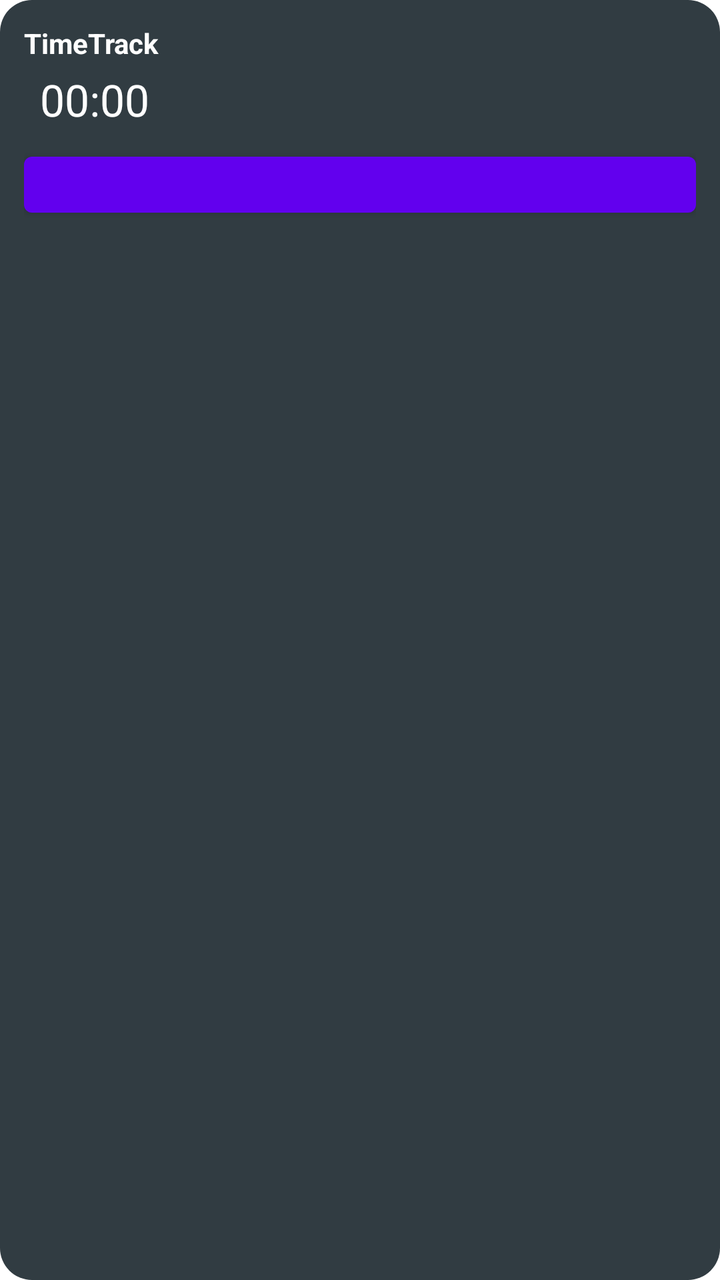
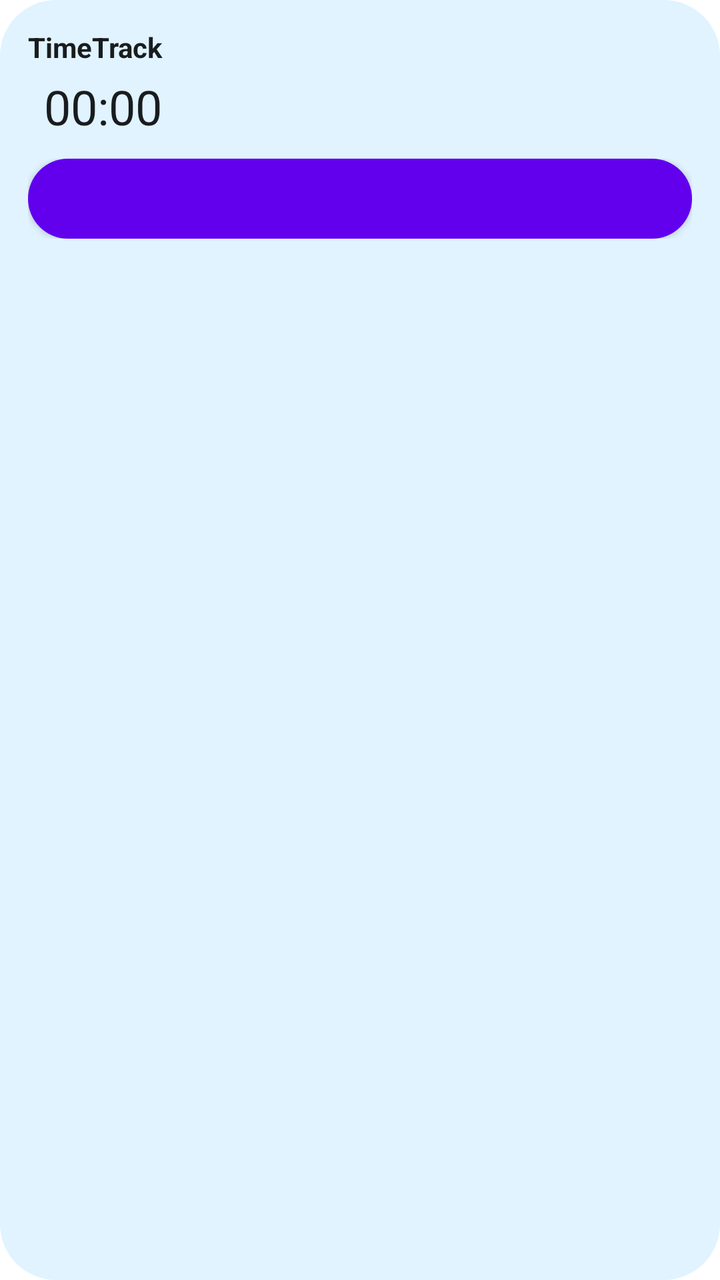

An Android layout rendered at two revisions. The XML below is the earlier revision; the diff shows what the commit changed to produce the second picture.
<!-- AndroidManifest.xml: fallback theme Theme.MaterialComponents.DayNight.NoActionBar -->
<!-- res/layout/quick_widget.xml -->
<?xml version="1.0" encoding="utf-8"?>
<LinearLayout xmlns:android="http://schemas.android.com/apk/res/android"
    android:id="@+id/root"
    android:layout_width="match_parent"
    android:layout_height="match_parent"
    android:background="@drawable/quick_widget_background"
    android:orientation="vertical"
    android:padding="12dp">

    <TextView
        android:id="@+id/status"
        android:layout_width="match_parent"
        android:layout_height="wrap_content"
        android:maxLines="1"
        android:ellipsize="end"
        android:text="@string/app_name"
        android:textColor="#FFFFFFFF"
        android:textSize="14sp"
        android:textStyle="bold" />

    <TextView
        android:id="@+id/project"
        android:layout_width="match_parent"
        android:layout_height="wrap_content"
        android:maxLines="1"
        android:ellipsize="end"
        android:textColor="#CCFFFFFF"
        android:textSize="13sp"
        android:visibility="gone" />

    <LinearLayout
        android:layout_width="match_parent"
        android:layout_height="wrap_content"
        android:layout_marginTop="4dp"
        android:gravity="bottom"
        android:orientation="horizontal">

        <TextView
            android:id="@+id/label_timer"
            android:layout_width="wrap_content"
            android:layout_height="wrap_content"
            android:layout_marginEnd="8dp"
            android:textColor="#CCFFFFFF"
            android:textSize="13sp" />

        <Chronometer
            android:id="@+id/timer"
            android:layout_width="wrap_content"
            android:layout_height="wrap_content"
            android:textColor="#FFFFFFFF"
            android:textSize="22sp" />
    </LinearLayout>

    <LinearLayout
        android:layout_width="match_parent"
        android:layout_height="wrap_content"
        android:layout_marginTop="8dp"
        android:orientation="horizontal">

        <Button
            android:id="@+id/clock"
            android:layout_width="0dp"
            android:layout_height="wrap_content"
            android:layout_weight="1"
            android:minHeight="40dp"
            android:textSize="13sp" />

        <Button
            android:id="@+id/pause"
            android:layout_width="0dp"
            android:layout_height="wrap_content"
            android:layout_marginStart="8dp"
            android:layout_weight="1"
            android:minHeight="40dp"
            android:textSize="13sp"
            android:visibility="gone" />
    </LinearLayout>
</LinearLayout>
<!-- resources referenced by this layout -->
<resources>
  <!-- drawable quick_widget_background (drawable) -->
  <?xml version="1.0" encoding="utf-8"?>
  <shape xmlns:android="http://schemas.android.com/apk/res/android" android:shape="rectangle">
      <solid android:color="#F2263238"/>
      <corners android:radius="16dp"/>
  </shape>
  <string name="app_name">TimeTrack</string>
</resources>

<!-- the commit's change to res/layout/quick_widget.xml (unified diff, before → after) -->
@@ -1,11 +1,11 @@
 <?xml version="1.0" encoding="utf-8"?>
 <LinearLayout xmlns:android="http://schemas.android.com/apk/res/android"
-    android:id="@+id/root"
+    android:id="@android:id/background"
     android:layout_width="match_parent"
     android:layout_height="match_parent"
     android:background="@drawable/quick_widget_background"
     android:orientation="vertical"
-    android:padding="12dp">
+    android:padding="14dp">
 
     <TextView
         android:id="@+id/status"
@@ -14,7 +14,7 @@
         android:maxLines="1"
         android:ellipsize="end"
         android:text="@string/app_name"
-        android:textColor="#FFFFFFFF"
+        android:textColor="@color/widget_on_surface"
         android:textSize="14sp"
         android:textStyle="bold" />
 
@@ -24,7 +24,7 @@
         android:layout_height="wrap_content"
         android:maxLines="1"
         android:ellipsize="end"
-        android:textColor="#CCFFFFFF"
+        android:textColor="@color/widget_on_surface_variant"
         android:textSize="13sp"
         android:visibility="gone" />
 
@@ -40,38 +40,63 @@
             android:layout_width="wrap_content"
             android:layout_height="wrap_content"
             android:layout_marginEnd="8dp"
-            android:textColor="#CCFFFFFF"
+            android:textColor="@color/widget_on_surface_variant"
             android:textSize="13sp" />
 
         <Chronometer
             android:id="@+id/timer"
             android:layout_width="wrap_content"
             android:layout_height="wrap_content"
-            android:textColor="#FFFFFFFF"
-            android:textSize="22sp" />
+            android:textColor="@color/widget_on_surface"
+            android:textSize="24sp" />
     </LinearLayout>
+
+    <ProgressBar
+        android:id="@+id/progress"
+        style="?android:attr/progressBarStyleHorizontal"
+        android:layout_width="match_parent"
+        android:layout_height="6dp"
+        android:layout_marginTop="6dp"
+        android:max="1000"
+        android:progressDrawable="@drawable/quick_widget_progress"
+        android:visibility="gone" />
+
+    <TextView
+        android:id="@+id/finish"
+        android:layout_width="match_parent"
+        android:layout_height="wrap_content"
+        android:layout_marginTop="4dp"
+        android:maxLines="1"
+        android:ellipsize="end"
+        android:textColor="@color/widget_on_surface_variant"
+        android:textSize="12sp"
+        android:visibility="gone" />
 
     <LinearLayout
         android:layout_width="match_parent"
         android:layout_height="wrap_content"
-        android:layout_marginTop="8dp"
+        android:layout_marginTop="10dp"
         android:orientation="horizontal">
 
         <Button
             android:id="@+id/clock"
             android:layout_width="0dp"
-            android:layout_height="wrap_content"
+            android:layout_height="40dp"
             android:layout_weight="1"
-            android:minHeight="40dp"
+            android:background="@drawable/quick_widget_button"
+            android:textAllCaps="false"
+            android:textColor="@color/widget_on_accent"
             android:textSize="13sp" />
 
         <Button
             android:id="@+id/pause"
             android:layout_width="0dp"
-            android:layout_height="wrap_content"
+            android:layout_height="40dp"
             android:layout_marginStart="8dp"
             android:layout_weight="1"
-            android:minHeight="40dp"
+            android:background="@drawable/quick_widget_button_tonal"
+            android:textAllCaps="false"
+            android:textColor="@color/widget_on_surface"
             android:textSize="13sp"
             android:visibility="gone" />
     </LinearLayout>
<!-- resource entries referenced after the edit -->
@@ -1,11 +1,47 @@
 <!-- resources referenced by this layout -->
 <resources>
+  <color name="widget_on_accent">#FF0B1A1F</color>
+  <color name="widget_on_surface">#FFFFFFFF</color>
+  <color name="widget_on_surface_variant">#CCFFFFFF</color>
   <!-- drawable quick_widget_background (drawable) -->
   <?xml version="1.0" encoding="utf-8"?>
   <shape xmlns:android="http://schemas.android.com/apk/res/android" android:shape="rectangle">
-      <solid android:color="#F2263238"/>
+      <solid android:color="@color/widget_surface"/>
       <corners android:radius="16dp"/>
   </shape>
+  <!-- drawable quick_widget_button (drawable) -->
+  <?xml version="1.0" encoding="utf-8"?>
+  <shape xmlns:android="http://schemas.android.com/apk/res/android" android:shape="rectangle">
+      <solid android:color="@color/widget_accent"/>
+      <corners android:radius="20dp"/>
+  </shape>
+  <!-- drawable quick_widget_button_tonal (drawable) -->
+  <?xml version="1.0" encoding="utf-8"?>
+  <shape xmlns:android="http://schemas.android.com/apk/res/android" android:shape="rectangle">
+      <solid android:color="@color/widget_track"/>
+      <corners android:radius="20dp"/>
+  </shape>
+  <!-- drawable quick_widget_progress (drawable) -->
+  <?xml version="1.0" encoding="utf-8"?>
+  <layer-list xmlns:android="http://schemas.android.com/apk/res/android">
+      <item android:id="@android:id/background">
+          <shape android:shape="rectangle">
+              <solid android:color="@color/widget_track"/>
+              <corners android:radius="3dp"/>
+          </shape>
+      </item>
+      <item android:id="@android:id/progress">
+          <clip>
+              <shape android:shape="rectangle">
+                  <solid android:color="@color/widget_accent"/>
+                  <corners android:radius="3dp"/>
+              </shape>
+          </clip>
+      </item>
+  </layer-list>
   <string name="app_name">TimeTrack</string>
+  <color name="widget_surface">#F2263238</color>
+  <color name="widget_accent">#FF22D3EE</color>
+  <color name="widget_track">#33FFFFFF</color>
 </resources>
 
